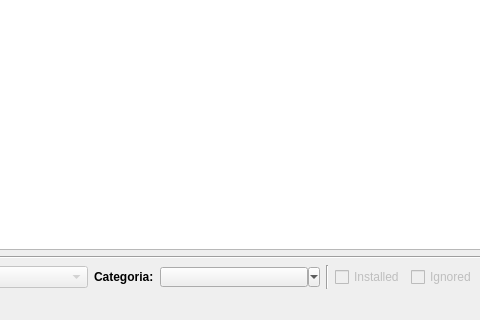
Qt form pyqt_windows/main_window.ui (MelonRodante/ModList) before a commit; both pictures show x 259 to 739 and y 280 to 600 of the 980 by 600 pixel window.
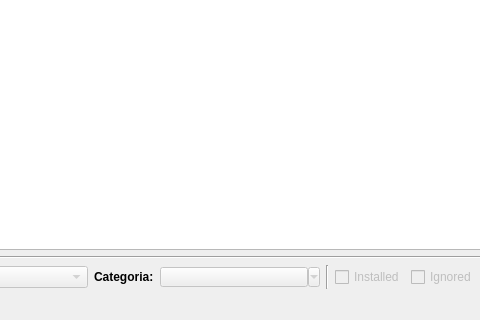
The same form after that commit. Icons and pictures are not drawn.

What changed in the file:
```diff
--- a/pyqt_windows/main_window.ui
+++ b/pyqt_windows/main_window.ui
@@ -432,6 +432,9 @@
       </item>
       <item>
        <widget class="QToolButton" name="tbtnCategoryConfig">
+        <property name="enabled">
+         <bool>false</bool>
+        </property>
         <property name="minimumSize">
          <size>
           <width>160</width>
@@ -447,6 +450,12 @@
         <property name="text">
          <string/>
         </property>
+        <property name="iconSize">
+         <size>
+          <width>94</width>
+          <height>16</height>
+         </size>
+        </property>
         <property name="popupMode">
          <enum>QToolButton::MenuButtonPopup</enum>
         </property>
```
